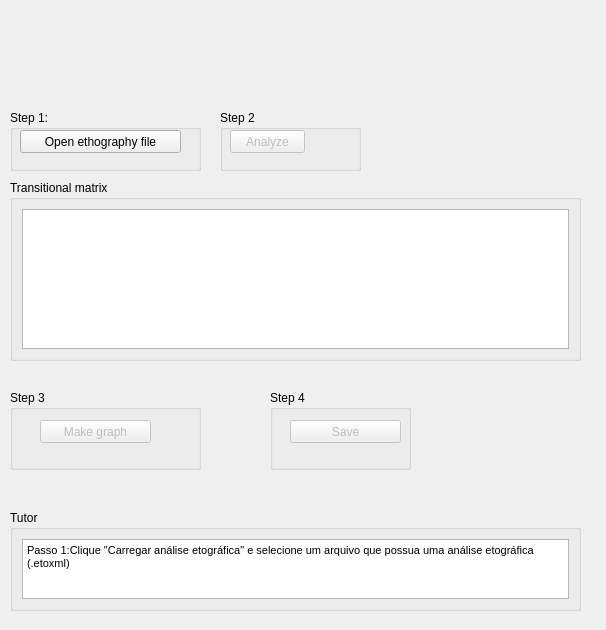
Old version of the form src/telamatriztransicao.ui in the repository EthoWatcher/ethowatcher.
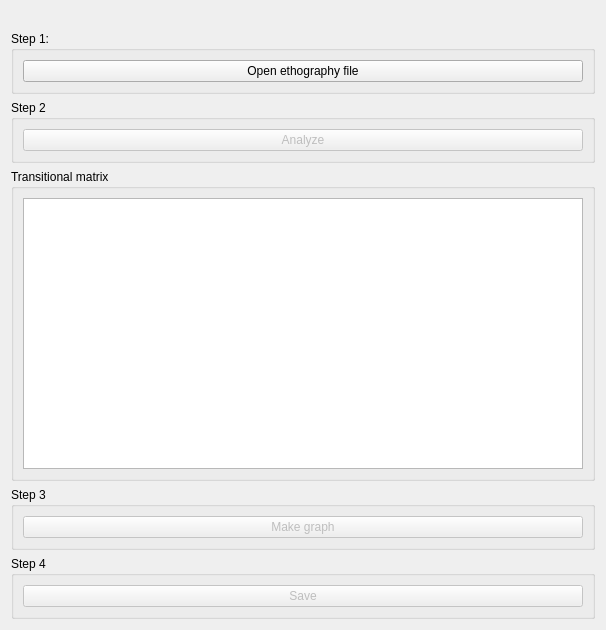
New version of the form. Icons and pictures are not drawn.

Commit message: retirando o tutor da telaMatrizTransicao

Patch:
```diff
--- a/src/telamatriztransicao.ui
+++ b/src/telamatriztransicao.ui
@@ -13,154 +13,63 @@
   <property name="windowTitle">
    <string>Form</string>
   </property>
-  <widget class="QGroupBox" name="groupBox_3">
-   <property name="geometry">
-    <rect>
-     <x>10</x>
-     <y>390</y>
-     <width>191</width>
-     <height>80</height>
-    </rect>
-   </property>
-   <property name="title">
-    <string>Step 3</string>
-   </property>
-   <widget class="QPushButton" name="pbMakeGraph">
-    <property name="enabled">
-     <bool>false</bool>
-    </property>
-    <property name="geometry">
-     <rect>
-      <x>30</x>
-      <y>30</y>
-      <width>111</width>
-      <height>23</height>
-     </rect>
-    </property>
+  <layout class="QVBoxLayout" name="verticalLayout_6">
+   <item>
+    <widget class="QLabel" name="label">
+     <property name="maximumSize">
+      <size>
+       <width>16777215</width>
+       <height>150</height>
+      </size>
+     </property>
     <property name="text">
-     <string>Make graph</string>
-    </property>
-   </widget>
-  </widget>
-  <widget class="QGroupBox" name="groupBox_2">
-   <property name="geometry">
-    <rect>
-     <x>220</x>
-     <y>110</y>
-     <width>141</width>
-     <height>61</height>
-    </rect>
-   </property>
-   <property name="title">
-    <string>Step 2</string>
-   </property>
-   <widget class="QPushButton" name="pbAnaliseSeq">
-    <property name="enabled">
-     <bool>false</bool>
-    </property>
-    <property name="geometry">
-     <rect>
-      <x>10</x>
-      <y>20</y>
-      <width>75</width>
-      <height>23</height>
-     </rect>
-    </property>
-    <property name="text">
-     <string>Analyze</string>
-    </property>
-   </widget>
-  </widget>
+      <string/>
+     </property>
+     <property name="pixmap">
+      <pixmap resource="resourcefile.qrc">:/icons/ethowatcher_logo_os.png</pixmap>
+     </property>
+     <property name="scaledContents">
+      <bool>true</bool>
+     </property>
+    </widget>
+   </item>
+   <item>
   <widget class="QGroupBox" name="groupBox">
-   <property name="geometry">
-    <rect>
-     <x>10</x>
-     <y>110</y>
-     <width>191</width>
-     <height>61</height>
-    </rect>
-   </property>
    <property name="title">
     <string>Step 1:</string>
    </property>
+     <layout class="QVBoxLayout" name="verticalLayout_5">
+      <item>
    <widget class="QPushButton" name="pbSeqCarregar">
-    <property name="geometry">
-     <rect>
-      <x>10</x>
-      <y>20</y>
-      <width>161</width>
-      <height>23</height>
-     </rect>
-    </property>
     <property name="text">
      <string>Open ethography file</string>
     </property>
    </widget>
-  </widget>
-  <widget class="QGroupBox" name="groupBox_4">
-   <property name="geometry">
-    <rect>
-     <x>270</x>
-     <y>390</y>
-     <width>141</width>
-     <height>80</height>
-    </rect>
-   </property>
+      </item>
+     </layout>
+    </widget>
+   </item>
+   <item>
+    <widget class="QGroupBox" name="groupBox_2">
    <property name="title">
-    <string>Step 4</string>
-   </property>
-   <widget class="QPushButton" name="pbGeraRelaSeq">
+      <string>Step 2</string>
+     </property>
+     <layout class="QVBoxLayout" name="verticalLayout_4">
+      <item>
+       <widget class="QPushButton" name="pbAnaliseSeq">
     <property name="enabled">
      <bool>false</bool>
     </property>
-    <property name="geometry">
-     <rect>
-      <x>20</x>
-      <y>30</y>
-      <width>111</width>
-      <height>23</height>
-     </rect>
-    </property>
     <property name="text">
-     <string>Save</string>
-    </property>
-   </widget>
-  </widget>
-  <widget class="QGroupBox" name="groupBox_5">
-   <property name="geometry">
-    <rect>
-     <x>10</x>
-     <y>510</y>
-     <width>571</width>
-     <height>101</height>
-    </rect>
-   </property>
-   <property name="title">
-    <string>Tutor</string>
-   </property>
-   <layout class="QHBoxLayout" name="horizontalLayout">
-    <item>
-     <widget class="QTextEdit" name="teTutor">
-      <property name="html">
-       <string>&lt;!DOCTYPE HTML PUBLIC &quot;-//W3C//DTD HTML 4.0//EN&quot; &quot;http://www.w3.org/TR/REC-html40/strict.dtd&quot;&gt;
-&lt;html&gt;&lt;head&gt;&lt;meta name=&quot;qrichtext&quot; content=&quot;1&quot; /&gt;&lt;style type=&quot;text/css&quot;&gt;
-p, li { white-space: pre-wrap; }
-&lt;/style&gt;&lt;/head&gt;&lt;body style=&quot; font-family:'MS Shell Dlg 2'; font-size:8.25pt; font-weight:400; font-style:normal;&quot;&gt;
-&lt;p style=&quot; margin-top:0px; margin-bottom:0px; margin-left:0px; margin-right:0px; -qt-block-indent:0; text-indent:0px;&quot;&gt;Passo 1:Clique &amp;quot;Carregar análise etográfica&amp;quot; e selecione um arquivo que possua uma análise etográfica (.etoxml)&lt;/p&gt;&lt;/body&gt;&lt;/html&gt;</string>
+         <string>Analyze</string>
       </property>
      </widget>
     </item>
    </layout>
   </widget>
+   </item>
+   <item>
   <widget class="QGroupBox" name="groupBox_6">
-   <property name="geometry">
-    <rect>
-     <x>10</x>
-     <y>180</y>
-     <width>571</width>
-     <height>181</height>
-    </rect>
-   </property>
    <property name="title">
     <string>Transitional matrix</string>
    </property>
@@ -170,25 +79,46 @@
     </item>
    </layout>
   </widget>
-  <widget class="QLabel" name="label">
-   <property name="geometry">
-    <rect>
-     <x>10</x>
-     <y>10</y>
-     <width>571</width>
-     <height>81</height>
-    </rect>
-   </property>
+   </item>
+   <item>
+    <widget class="QGroupBox" name="groupBox_3">
+     <property name="title">
+      <string>Step 3</string>
+     </property>
+     <layout class="QVBoxLayout" name="verticalLayout_3">
+      <item>
+       <widget class="QPushButton" name="pbMakeGraph">
+        <property name="enabled">
+         <bool>false</bool>
+        </property>
    <property name="text">
-    <string/>
-   </property>
-   <property name="pixmap">
-    <pixmap resource="resourcefile.qrc">:/icons/ethowatcher_logo_os.png</pixmap>
-   </property>
-   <property name="scaledContents">
-    <bool>true</bool>
-   </property>
-  </widget>
+         <string>Make graph</string>
+        </property>
+       </widget>
+      </item>
+     </layout>
+    </widget>
+   </item>
+   <item>
+    <widget class="QGroupBox" name="groupBox_4">
+     <property name="title">
+      <string>Step 4</string>
+     </property>
+     <layout class="QVBoxLayout" name="verticalLayout_2">
+      <item>
+       <widget class="QPushButton" name="pbGeraRelaSeq">
+        <property name="enabled">
+         <bool>false</bool>
+        </property>
+        <property name="text">
+         <string>Save</string>
+        </property>
+       </widget>
+      </item>
+     </layout>
+    </widget>
+   </item>
+  </layout>
  </widget>
  <resources>
   <include location="resourcefile.qrc"/>
```
Lines whose indentation alone changed are shown as unchanged. The commit also changes 3 other files.
